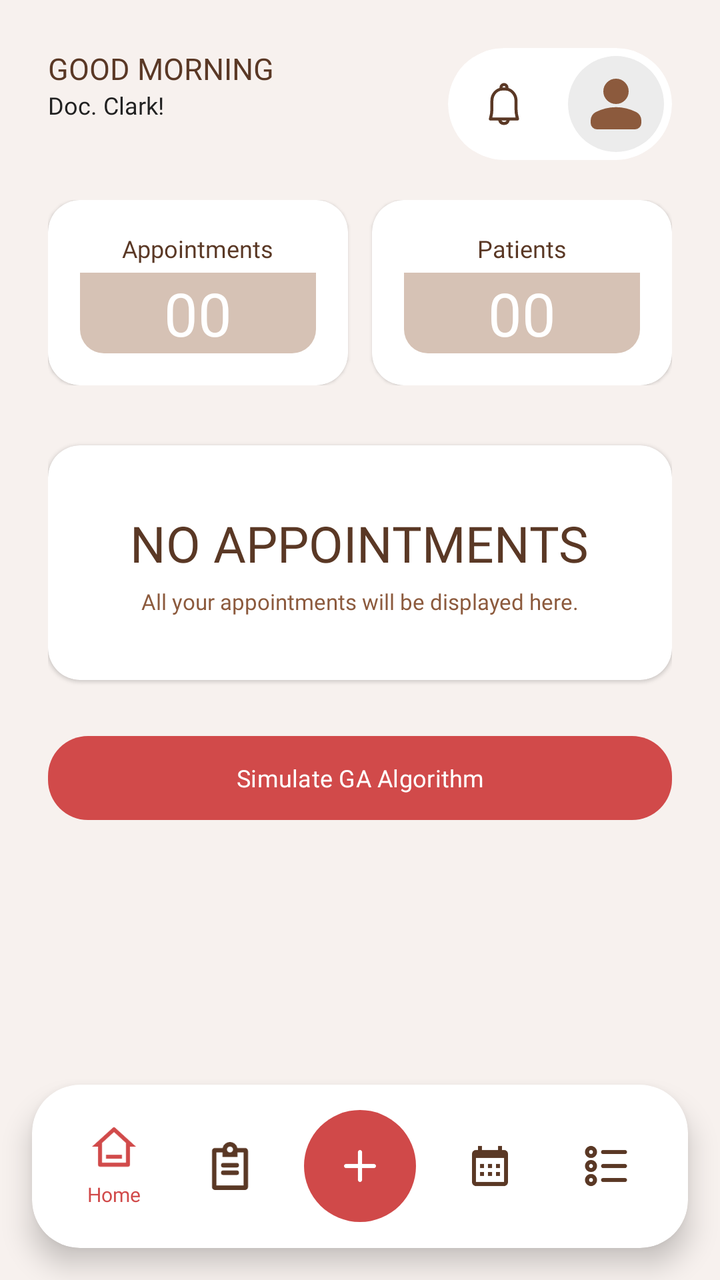
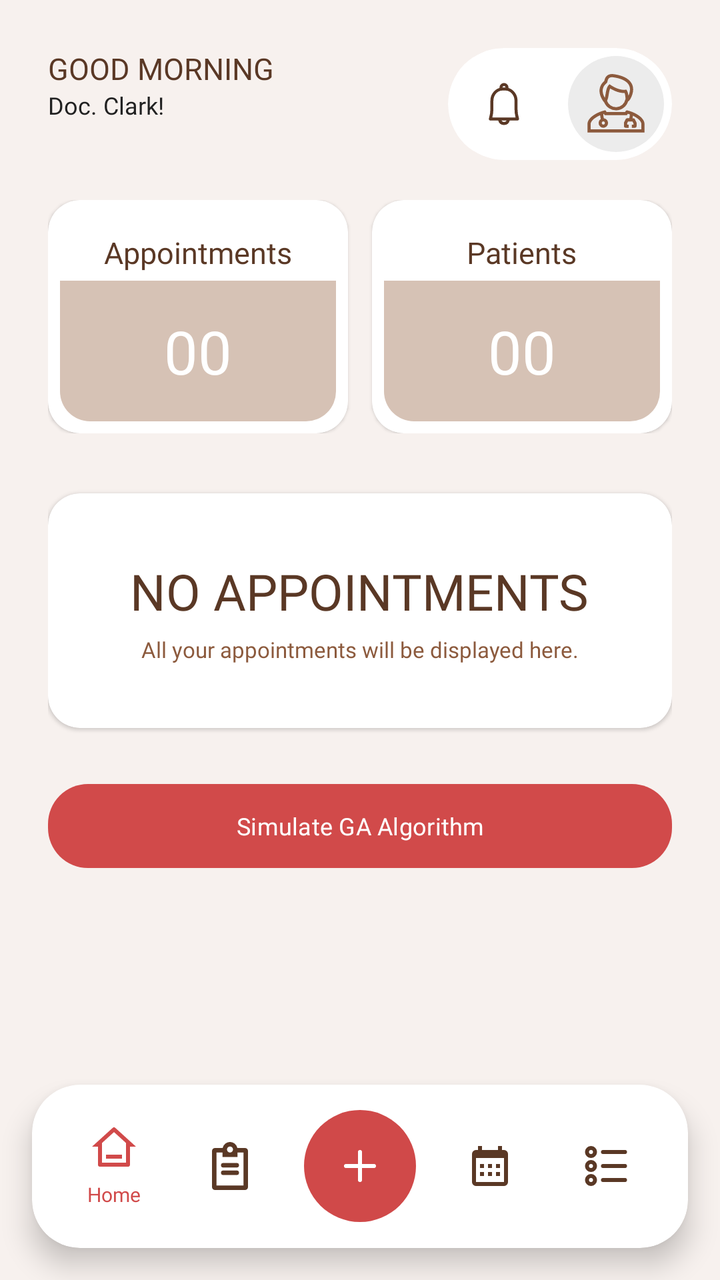

Screens rendered from an Android XML layout before and after an edit, with the pre-edit source and the edit as a unified diff.
<!-- AndroidManifest.xml: application theme Theme.StTherese -->
<!-- res/layout/activity_doctor_home.xml -->
<?xml version="1.0" encoding="utf-8"?>
    <androidx.coordinatorlayout.widget.CoordinatorLayout xmlns:android="http://schemas.android.com/apk/res/android"
        xmlns:app="http://schemas.android.com/apk/res-auto"
        android:layout_width="match_parent"
        android:layout_height="match_parent"
        android:background="#F7F1EE">

        <androidx.core.widget.NestedScrollView
            android:layout_width="match_parent"
            android:layout_height="match_parent"
            android:fillViewport="true"
            android:clipToPadding="false"
            android:paddingBottom="100dp">

            <LinearLayout
                android:layout_width="match_parent"
                android:layout_height="wrap_content"
                android:orientation="vertical"
                android:padding="24dp">

                <RelativeLayout
                    android:layout_width="match_parent"
                    android:layout_height="wrap_content"
                    android:layout_marginBottom="20dp">

                    <LinearLayout
                        android:layout_width="wrap_content"
                        android:layout_height="wrap_content"
                        android:layout_alignParentStart="true"
                        android:orientation="vertical">

                        <TextView
                            android:id="@+id/tvGreeting"
                            android:layout_width="wrap_content"
                            android:layout_height="wrap_content"
                            android:text="GOOD MORNING"
                            android:fontFamily="@font/montserrat_extra_bold"
                            android:textSize="15sp"
                            android:textColor="@color/brown_text" />

                        <TextView
                            android:id="@+id/tvUserName"
                            android:layout_width="wrap_content"
                            android:layout_height="wrap_content"
                            android:text="Doc. Clark!"
                            android:fontFamily="@font/poppins_medium"
                            android:textSize="12sp"
                            android:textColor="@color/black_text"/>
                    </LinearLayout>

                    <androidx.cardview.widget.CardView
                        android:layout_width="wrap_content"
                        android:layout_height="wrap_content"
                        android:layout_alignParentEnd="true"
                        app:cardBackgroundColor="#FFFFFF"
                        app:cardCornerRadius="28dp"
                        app:cardElevation="0dp">

                        <LinearLayout
                            android:layout_width="wrap_content"
                            android:layout_height="wrap_content"
                            android:orientation="horizontal"
                            android:gravity="center_vertical"
                            android:padding="4dp">

                            <ImageView
                                android:id="@+id/ivNotification"
                                android:layout_width="48dp"
                                android:layout_height="48dp"
                                android:layout_marginEnd="8dp"
                                android:background="@drawable/bg_notification"
                                android:padding="12dp"
                                android:src="@drawable/ic_notification"
                                app:tint="#5A3825" />

                            <ImageView
                                android:id="@+id/ivProfile"
                                android:layout_width="48dp"
                                android:layout_height="48dp"
                                android:padding="5dp"
                                android:src="@drawable/ic_person"
                                android:background="@drawable/bg_circle_gray" />
                        </LinearLayout>
                    </androidx.cardview.widget.CardView>
                </RelativeLayout>










































                <LinearLayout
                    android:layout_width="match_parent"
                    android:layout_height="wrap_content"
                    android:orientation="horizontal"
                    android:layout_marginBottom="24dp">

                    <androidx.cardview.widget.CardView
                        android:id="@+id/appointmentCard"
                        android:layout_width="0dp"
                        android:layout_height="wrap_content"
                        android:layout_weight="1"
                        android:layout_marginEnd="12dp"
                        app:cardBackgroundColor="#FFFFFF"
                        app:cardCornerRadius="16dp"
                        app:cardElevation="1dp">

                        <LinearLayout
                            android:layout_width="match_parent"
                            android:layout_height="wrap_content"
                            android:orientation="vertical"
                            android:padding="16dp">

                            <TextView
                                android:layout_width="wrap_content"
                                android:layout_height="wrap_content"
                                android:text="Appointments"
                                android:layout_gravity="center"
                                android:textSize="12sp"
                                android:fontFamily="@font/montserrat_extra_bold"
                                android:textColor="@color/brown_text"
                                android:layout_marginBottom="4dp"/>

                            <TextView
                                android:id="@+id/tvAppointmentCount"
                                android:layout_width="match_parent"
                                android:layout_height="wrap_content"
                                android:text="00"
                                android:gravity="center"
                                android:fontFamily="@font/montserrat_extra_bold"
                                android:textSize="30sp"
                                android:textColor="@color/card_white"
                                android:background="@drawable/appointment_card_bg"/>
                        </LinearLayout>

                    </androidx.cardview.widget.CardView>

                    <androidx.cardview.widget.CardView
                        android:id="@+id/patientCard"
                        android:layout_width="0dp"
                        android:layout_height="match_parent"
                        android:layout_weight="1"
                        app:cardBackgroundColor="#FFFFFF"
                        app:cardCornerRadius="16dp"
                        app:cardElevation="1dp">

                        <LinearLayout
                            android:layout_width="match_parent"
                            android:layout_height="wrap_content"
                            android:orientation="vertical"
                            android:padding="16dp">

                            <TextView
                                android:layout_width="wrap_content"
                                android:layout_height="wrap_content"
                                android:text="Patients"
                                android:layout_gravity="center"
                                android:textSize="12sp"
                                android:fontFamily="@font/montserrat_extra_bold"
                                android:textColor="@color/brown_text"
                                android:layout_marginBottom="4dp"/>

                            <TextView
                                android:id="@+id/tvPatientCount"
                                android:layout_width="match_parent"
                                android:layout_height="wrap_content"
                                android:text="00"
                                android:gravity="center"
                                android:fontFamily="@font/montserrat_extra_bold"
                                android:textSize="30sp"
                                android:textColor="@color/card_white"
                                android:background="@drawable/appointment_card_bg"/>
                        </LinearLayout>
                    </androidx.cardview.widget.CardView>


                </LinearLayout>


                <androidx.cardview.widget.CardView
                    android:id="@+id/layoutEmptyState"
                    android:layout_width="match_parent"
                    android:layout_height="wrap_content"
                    android:layout_marginTop="6dp"
                    android:layout_marginBottom="24dp"
                    app:cardBackgroundColor="#FFFFFF"
                    app:cardCornerRadius="16dp"
                    app:cardElevation="1dp">
                    <LinearLayout
                        android:layout_width="match_parent"
                        android:layout_height="wrap_content"
                        android:orientation="vertical"
                        android:gravity="center_horizontal"
                        android:padding="32dp">


                        <TextView
                        android:id="@+id/tvNoAppointment"
                        android:layout_width="wrap_content"
                        android:layout_height="wrap_content"
                        android:fontFamily="@font/montserrat_extra_bold"
                        android:text="NO APPOINTMENTS"
                            android:gravity="center"
                        android:textColor="@color/brown_text"
                        android:textSize="25sp" />

                        <TextView
                            android:layout_width="wrap_content"
                            android:layout_height="wrap_content"
                            android:fontFamily="@font/poppins_medium"
                            android:gravity="center"
                            android:text="All your appointments will be displayed here."
                            android:layout_marginTop="5dp"
                            android:textColor="@color/text_secondary"
                            android:textSize="11sp" />

                    </LinearLayout>
                </androidx.cardview.widget.CardView>


            <LinearLayout
                android:id="@+id/layoutDataContent"
                android:layout_width="match_parent"
                android:layout_height="wrap_content"
                android:orientation="vertical"
                android:visibility="gone">


                <RelativeLayout
                    android:layout_width="match_parent"
                    android:layout_height="wrap_content"
                    android:layout_marginBottom="12dp">

                <TextView
                    android:layout_width="wrap_content"
                    android:layout_height="wrap_content"
                    android:layout_alignParentStart="true"
                    android:text="Upcoming Appointment"
                    android:textSize="12sp"
                    android:fontFamily="@font/poppins_semi_bold"
                    android:textColor="@color/brown_text" />

                <TextView
                    android:id="@+id/tvViewAllAppointments"
                    android:layout_width="wrap_content"
                    android:layout_height="wrap_content"
                    android:layout_alignParentEnd="true"
                    android:text="View All"
                    android:textSize="12sp"
                    android:textColor="#D14A4A"
                    android:fontFamily="@font/poppins_semi_bold" />
                </RelativeLayout>



                <androidx.recyclerview.widget.RecyclerView
                    android:id="@+id/rvUpcomingAppointments"
                    android:layout_width="match_parent"
                    android:layout_height="wrap_content"
                    android:layout_marginBottom="24dp" />


            </LinearLayout>

                <com.google.android.material.button.MaterialButton
                    android:id="@+id/btnGA"
                    android:layout_width="match_parent"
                    android:layout_height="50dp"
                    android:text="Simulate GA Algorithm"
                    android:textAllCaps="false"
                    android:textColor="#FFFFFF"
                    android:fontFamily="@font/poppins_semi_bold"
                    android:textSize="12sp"
                    app:cornerRadius="20dp"
                    app:backgroundTint="@color/red_primary"/>

            </LinearLayout>

        </androidx.core.widget.NestedScrollView>






        <androidx.cardview.widget.CardView
            android:layout_width="match_parent"
            android:layout_height="wrap_content"
            android:layout_gravity="bottom"
            android:layout_margin="16dp"
            app:cardCornerRadius="24dp"
            app:cardElevation="8dp"
            app:cardBackgroundColor="#FFFFFF">

            <LinearLayout
                android:layout_width="match_parent"
                android:layout_height="wrap_content"
                android:orientation="horizontal"
                android:gravity="center"
                android:padding="12dp">

                <LinearLayout
                    android:id="@+id/btnHome"
                    android:layout_width="0dp"
                    android:layout_height="wrap_content"
                    android:layout_weight="1"
                    android:orientation="vertical"
                    android:gravity="center"
                    android:padding="8dp">

                    <ImageView
                        android:layout_width="24dp"
                        android:layout_height="24dp"
                        android:src="@drawable/ic_home"
                        app:tint="#D14A4A" />

                    <TextView
                        android:layout_width="wrap_content"
                        android:layout_height="wrap_content"
                        android:text="Home"
                        android:fontFamily="@font/montserrat_extra_bold"
                        android:textSize="10sp"
                        android:textColor="#D14A4A"
                        android:layout_marginTop="4dp" />
                </LinearLayout>

                <LinearLayout
                    android:id="@+id/btnAppointment"
                    android:layout_width="0dp"
                    android:layout_height="wrap_content"
                    android:layout_weight="1"
                    android:orientation="vertical"
                    android:gravity="center"
                    android:padding="8dp">

                    <ImageView
                        android:layout_width="24dp"
                        android:layout_height="24dp"
                        android:src="@drawable/ic_list"
                        app:tint="#5A3825" />
                </LinearLayout>

                <ImageView
                    android:id="@+id/btnAdd"
                    android:layout_width="56dp"
                    android:layout_height="56dp"
                    android:src="@drawable/ic_add"
                    android:background="@drawable/bg_circle_red"
                    android:padding="16dp"
                    app:tint="#FFFFFF"
                    android:layout_marginHorizontal="8dp" />

                <LinearLayout
                    android:id="@+id/btnCalendar"
                    android:layout_width="0dp"
                    android:layout_height="wrap_content"
                    android:layout_weight="1"
                    android:orientation="vertical"
                    android:gravity="center"
                    android:padding="8dp">

                    <ImageView
                        android:layout_width="24dp"
                        android:layout_height="24dp"
                        android:src="@drawable/ic_calendar"
                        app:tint="#5A3825" />
                </LinearLayout>

                <LinearLayout
                    android:id="@+id/btnHistory"
                    android:layout_width="0dp"
                    android:layout_height="wrap_content"
                    android:layout_weight="1"
                    android:orientation="vertical"
                    android:gravity="center"
                    android:padding="8dp">

                    <ImageView
                        android:layout_width="24dp"
                        android:layout_height="24dp"
                        android:src="@drawable/ic_menu"
                        app:tint="#5A3825" />
                </LinearLayout>
            </LinearLayout>
        </androidx.cardview.widget.CardView>

    </androidx.coordinatorlayout.widget.CoordinatorLayout>
<!-- resources referenced by this layout -->
<resources>
  <color name="black_text">#212121</color>
  <color name="brown_text">#5A3825</color>
  <color name="card_white">#FFFFFF</color>
  <color name="red_primary">#D14A4A</color>
  <color name="text_secondary">#8C5A3D</color>
  <!-- drawable appointment_card_bg (drawable) -->
  <?xml version="1.0" encoding="utf-8"?>
  <shape xmlns:android="http://schemas.android.com/apk/res/android"
      android:shape="rectangle">
      <solid android:color="#D6C2B5" />
      <corners
          android:topLeftRadius="0dp"
          android:topRightRadius="0dp"
          android:bottomLeftRadius="12dp"
          android:bottomRightRadius="12dp" />
  </shape>
  <!-- drawable bg_circle_gray (drawable) -->
  <?xml version="1.0" encoding="utf-8"?>
  <shape xmlns:android="http://schemas.android.com/apk/res/android"
      android:shape="oval">
      <padding android:left="6dp" android:top="6dp" android:right="6dp"/>
      <solid android:color="#ECECEC" />
  </shape>
  <!-- drawable bg_circle_red (drawable) -->
  <?xml version="1.0" encoding="utf-8"?>
  <shape xmlns:android="http://schemas.android.com/apk/res/android"
      android:shape="oval">
      <solid android:color="#D04949" />
  </shape>
  <!-- drawable bg_notification (drawable) -->
  <?xml version="1.0" encoding="utf-8"?>
  <shape xmlns:android="http://schemas.android.com/apk/res/android"
      android:shape="rectangle">
      <solid android:color="#FFFFFF" />
      <corners android:radius="12dp" />
  </shape>
  <!-- drawable ic_add (drawable) -->
  <vector xmlns:android="http://schemas.android.com/apk/res/android"
      android:width="24dp"
      android:height="24dp"
      android:viewportWidth="24"
      android:viewportHeight="24">
    <path
        android:pathData="M5,12h14m-7,-7v14"
        android:strokeLineJoin="round"
        android:strokeWidth="2"
        android:fillColor="#00000000"
        android:strokeColor="#FFFFFF"
        android:strokeLineCap="round"/>
  </vector>
  <!-- drawable ic_home (drawable) -->
  <vector xmlns:android="http://schemas.android.com/apk/res/android"
      android:width="24dp"
      android:height="24dp"
      android:viewportWidth="24"
      android:viewportHeight="24">
    <path
        android:pathData="M19,21L5,21a1,1 0,0 1,-1 -1v-9L1,11l10.327,-9.388a1,1 0,0 1,1.346 0L23,11h-3v9a1,1 0,0 1,-1 1M6,19h12L18,9.157l-6,-5.454l-6,5.454zM8,15h8v2L8,17z"
        android:fillColor="@color/brown_text"/>
  </vector>
  <!-- drawable ic_person (drawable) -->
  <vector xmlns:android="http://schemas.android.com/apk/res/android"
      android:width="24dp"
      android:height="24dp"
      android:viewportWidth="24"
      android:viewportHeight="24">
    <path
        android:pathData="M12,12q-1.65,0 -2.825,-1.175T8,8t1.175,-2.825T12,4t2.825,1.175T16,8t-1.175,2.825T12,12m-8,6v-0.8q0,-0.85 0.438,-1.562T5.6,14.55q1.55,-0.775 3.15,-1.162T12,13t3.25,0.388t3.15,1.162q0.725,0.375 1.163,1.088T20,17.2v0.8q0,0.825 -0.587,1.413T18,20H6q-0.825,0 -1.412,-0.587T4,18"
        android:fillColor="@color/text_secondary"/>
  </vector>
  <style name="Theme.StTherese" parent="Base.Theme.StTherese" />
  <style name="Base.Theme.StTherese" parent="Theme.Material3.DayNight.NoActionBar">
          <item name="colorPrimary">@color/md_theme_light_primary</item>
          <item name="colorOnPrimary">@color/md_theme_light_onPrimary</item>
          <item name="android:colorBackground">@color/md_theme_light_background</item>
          <item name="colorSurface">@color/md_theme_light_surface</item>
          <item name="colorError">@color/red_primary</item>
          <item name="colorSecondary">@color/brown_text</item>
      </style>
  <color name="md_theme_light_primary">@color/brown_primary</color>
  <color name="md_theme_light_onPrimary">@color/white_on_primary</color>
  <color name="md_theme_light_background">@color/app_background</color>
  <color name="md_theme_light_surface">@color/app_background</color>
  <color name="brown_primary">#6B3A17</color>
  <color name="white_on_primary">#FFFFFF</color>
  <color name="app_background">#F7F1EE</color>
  <!-- unchanged entries left out for length: 4 -->
</resources>

<!-- the commit's change to res/layout/activity_doctor_home.xml (unified diff, before → after) -->
@@ -78,7 +78,7 @@
                                 android:layout_width="48dp"
                                 android:layout_height="48dp"
                                 android:padding="5dp"
-                                android:src="@drawable/ic_person"
+                                android:src="@drawable/ic_doctor_placeholder"
                                 android:background="@drawable/bg_circle_gray" />
                         </LinearLayout>
                     </androidx.cardview.widget.CardView>
@@ -145,15 +145,16 @@
                             android:layout_width="match_parent"
                             android:layout_height="wrap_content"
                             android:orientation="vertical"
-                            android:padding="16dp">
+                            android:padding="6dp">
 
                             <TextView
                                 android:layout_width="wrap_content"
                                 android:layout_height="wrap_content"
+                                android:paddingTop="10dp"
                                 android:text="Appointments"
                                 android:layout_gravity="center"
-                                android:textSize="12sp"
-                                android:fontFamily="@font/montserrat_extra_bold"
+                                android:textSize="15sp"
+                                android:fontFamily="@font/montserrat_bold"
                                 android:textColor="@color/brown_text"
                                 android:layout_marginBottom="4dp"/>
 
@@ -161,6 +162,8 @@
                                 android:id="@+id/tvAppointmentCount"
                                 android:layout_width="match_parent"
                                 android:layout_height="wrap_content"
+                                android:paddingTop="15dp"
+                                android:paddingBottom="15dp"
                                 android:text="00"
                                 android:gravity="center"
                                 android:fontFamily="@font/montserrat_extra_bold"
@@ -184,28 +187,31 @@
                             android:layout_width="match_parent"
                             android:layout_height="wrap_content"
                             android:orientation="vertical"
-                            android:padding="16dp">
+                            android:padding="6dp">
 
                             <TextView
                                 android:layout_width="wrap_content"
                                 android:layout_height="wrap_content"
+                                android:paddingTop="10dp"
+                                android:layout_gravity="center"
+                                android:layout_marginBottom="4dp"
+                                android:fontFamily="@font/montserrat_bold"
                                 android:text="Patients"
-                                android:layout_gravity="center"
-                                android:textSize="12sp"
-                                android:fontFamily="@font/montserrat_extra_bold"
                                 android:textColor="@color/brown_text"
-                                android:layout_marginBottom="4dp"/>
+                                android:textSize="15sp" />
 
                             <TextView
                                 android:id="@+id/tvPatientCount"
                                 android:layout_width="match_parent"
-                                android:layout_height="wrap_content"
+                                android:layout_height="match_parent"
+                                android:paddingTop="15dp"
+                                android:paddingBottom="15dp"
+                                android:background="@drawable/appointment_card_bg"
+                                android:fontFamily="@font/montserrat_extra_bold"
+                                android:gravity="center"
                                 android:text="00"
-                                android:gravity="center"
-                                android:fontFamily="@font/montserrat_extra_bold"
-                                android:textSize="30sp"
                                 android:textColor="@color/card_white"
-                                android:background="@drawable/appointment_card_bg"/>
+                                android:textSize="30sp" />
                         </LinearLayout>
                     </androidx.cardview.widget.CardView>
 
<!-- resource entries referenced after the edit -->
@@ -13,8 +13,8 @@
       <corners
           android:topLeftRadius="0dp"
           android:topRightRadius="0dp"
-          android:bottomLeftRadius="12dp"
-          android:bottomRightRadius="12dp" />
+          android:bottomLeftRadius="15dp"
+          android:bottomRightRadius="15dp" />
   </shape>
   <!-- drawable bg_circle_gray (drawable) -->
   <?xml version="1.0" encoding="utf-8"?>
@@ -50,6 +50,7 @@
         android:strokeColor="#FFFFFF"
         android:strokeLineCap="round"/>
   </vector>
+  <!-- drawable ic_doctor_placeholder: vector/xml drawable (drawable, 3502 chars, omitted) -->
   <!-- drawable ic_home (drawable) -->
   <vector xmlns:android="http://schemas.android.com/apk/res/android"
       android:width="24dp"
@@ -59,16 +60,6 @@
     <path
         android:pathData="M19,21L5,21a1,1 0,0 1,-1 -1v-9L1,11l10.327,-9.388a1,1 0,0 1,1.346 0L23,11h-3v9a1,1 0,0 1,-1 1M6,19h12L18,9.157l-6,-5.454l-6,5.454zM8,15h8v2L8,17z"
         android:fillColor="@color/brown_text"/>
-  </vector>
-  <!-- drawable ic_person (drawable) -->
-  <vector xmlns:android="http://schemas.android.com/apk/res/android"
-      android:width="24dp"
-      android:height="24dp"
-      android:viewportWidth="24"
-      android:viewportHeight="24">
-    <path
-        android:pathData="M12,12q-1.65,0 -2.825,-1.175T8,8t1.175,-2.825T12,4t2.825,1.175T16,8t-1.175,2.825T12,12m-8,6v-0.8q0,-0.85 0.438,-1.562T5.6,14.55q1.55,-0.775 3.15,-1.162T12,13t3.25,0.388t3.15,1.162q0.725,0.375 1.163,1.088T20,17.2v0.8q0,0.825 -0.587,1.413T18,20H6q-0.825,0 -1.412,-0.587T4,18"
-        android:fillColor="@color/text_secondary"/>
   </vector>
   <style name="Theme.StTherese" parent="Base.Theme.StTherese" />
   <style name="Base.Theme.StTherese" parent="Theme.Material3.DayNight.NoActionBar">
